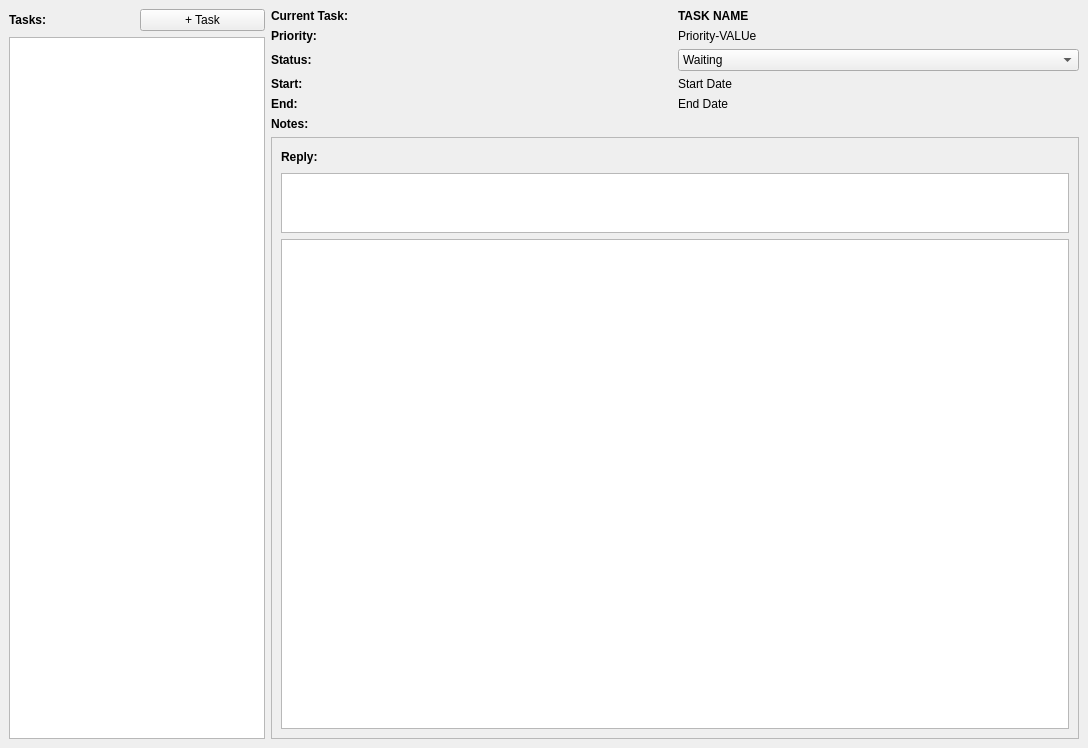
Old version of the form pipe/task/tasks.ui in the repository skarone/PipeL.
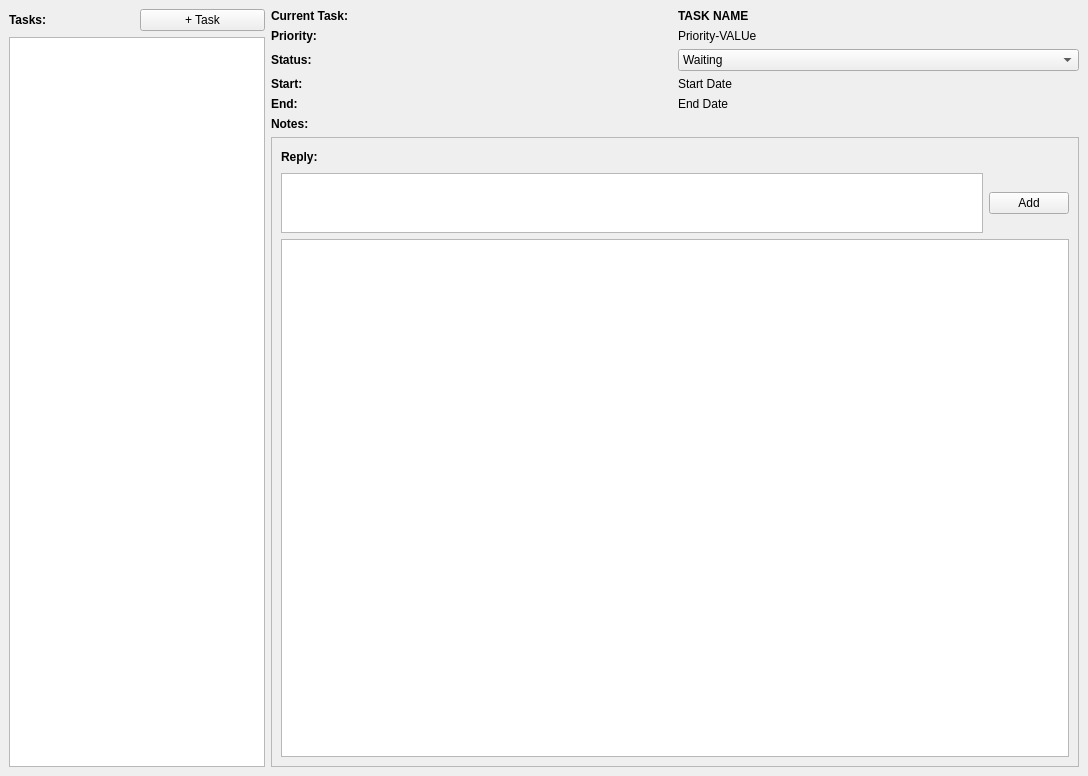
New version of the form.

```diff
--- a/pipe/task/tasks.ui
+++ b/pipe/task/tasks.ui
@@ -7,7 +7,7 @@
     <x>0</x>
     <y>0</y>
     <width>1088</width>
-    <height>748</height>
+    <height>776</height>
    </rect>
   </property>
   <property name="windowTitle">
@@ -20,7 +20,7 @@
    <enum>QTabWidget::Rounded</enum>
   </property>
   <widget class="QWidget" name="centralwidget">
-   <layout class="QHBoxLayout" name="horizontalLayout_2">
+   <layout class="QHBoxLayout" name="horizontalLayout_3">
     <item>
      <layout class="QVBoxLayout" name="verticalLayout_4">
       <item>
@@ -243,6 +243,8 @@
           </layout>
          </item>
          <item>
+          <layout class="QHBoxLayout" name="horizontalLayout_2">
+           <item>
           <widget class="QTextEdit" name="note_te">
            <property name="maximumSize">
             <size>
@@ -251,6 +253,21 @@
             </size>
            </property>
           </widget>
+           </item>
+           <item>
+            <widget class="QPushButton" name="addNote_btn">
+             <property name="sizePolicy">
+              <sizepolicy hsizetype="Minimum" vsizetype="Fixed">
+               <horstretch>0</horstretch>
+               <verstretch>0</verstretch>
+              </sizepolicy>
+             </property>
+             <property name="text">
+              <string>Add</string>
+             </property>
+            </widget>
+           </item>
+          </layout>
          </item>
          <item>
           <widget class="QListWidget" name="note_lw"/>
```
Left out of the diff: 2 changed lines with no effect on the pictures. Lines whose indentation alone changed are shown as unchanged.
